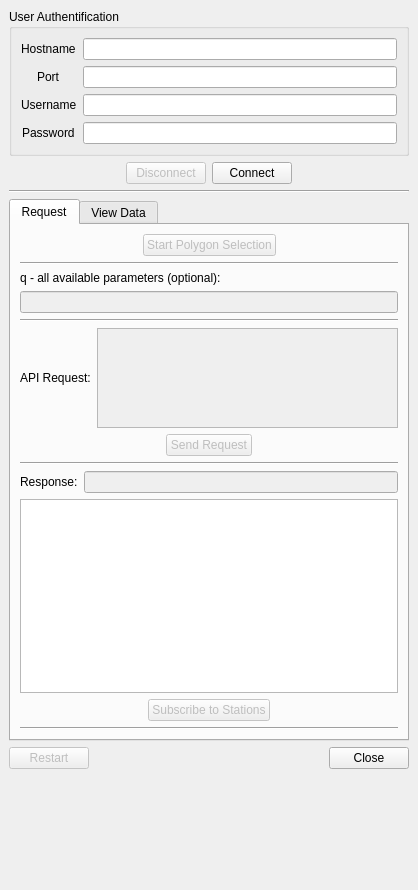
52North/QPegel, file QPegel_dialog_base_dockWidget.ui: the form before one commit.
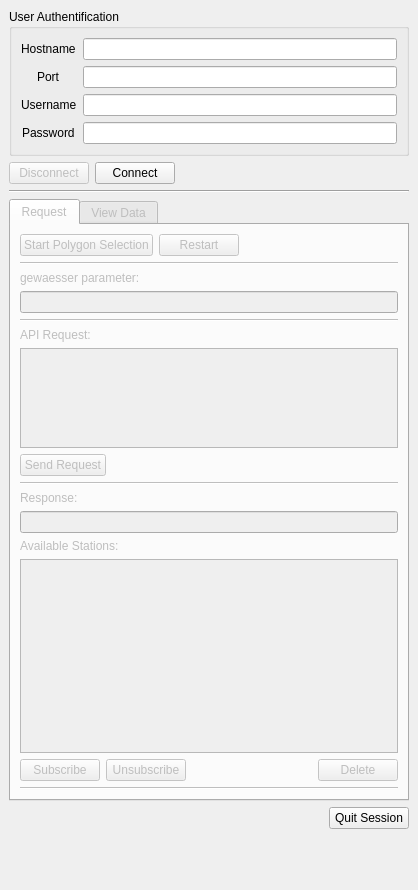
The form after the commit. The open tabs and pages were chosen to show the change. Custom widgets are drawn as their Qt base class.

```diff
--- a/QPegel_dialog_base_dockWidget.ui
+++ b/QPegel_dialog_base_dockWidget.ui
@@ -131,35 +131,6 @@
     </item>
     <item>
      <layout class="QHBoxLayout" name="horizontalLayout_5">
-      <item>
-       <widget class="QWidget" name="widgetPlaceholder" native="true">
-        <property name="minimumSize">
-         <size>
-          <width>20</width>
-          <height>20</height>
-         </size>
-        </property>
-        <property name="maximumSize">
-         <size>
-          <width>20</width>
-          <height>20</height>
-         </size>
-        </property>
-       </widget>
-      </item>
-      <item>
-       <spacer name="horizontalSpacer_8">
-        <property name="orientation">
-         <enum>Qt::Orientation::Horizontal</enum>
-        </property>
-        <property name="sizeHint" stdset="0">
-         <size>
-          <width>40</width>
-          <height>20</height>
-         </size>
-        </property>
-       </spacer>
-      </item>
       <item>
        <widget class="QPushButton" name="pushButtonDisconnect">
         <property name="enabled">
@@ -218,7 +189,7 @@
     <item>
      <widget class="QTabWidget" name="tabWidget">
       <property name="enabled">
-       <bool>true</bool>
+       <bool>false</bool>
       </property>
       <property name="sizePolicy">
        <sizepolicy hsizetype="Minimum" vsizetype="Preferred">
@@ -231,7 +202,7 @@
       </property>
       <widget class="QWidget" name="tab1Request">
        <property name="enabled">
-        <bool>true</bool>
+        <bool>false</bool>
        </property>
        <property name="sizePolicy">
         <sizepolicy hsizetype="Preferred" vsizetype="MinimumExpanding">
@@ -252,19 +223,6 @@
            <layout class="QVBoxLayout" name="layoutFunctionality">
             <item>
              <layout class="QHBoxLayout" name="horizontalLayout">
-              <item>
-               <spacer name="horizontalSpacer_4">
-                <property name="orientation">
-                 <enum>Qt::Orientation::Horizontal</enum>
-                </property>
-                <property name="sizeHint" stdset="0">
-                 <size>
-                  <width>40</width>
-                  <height>20</height>
-                 </size>
-                </property>
-               </spacer>
-              </item>
               <item>
                <widget class="QPushButton" name="pushButtonPolygon">
                 <property name="enabled">
@@ -275,6 +233,16 @@
                 </property>
                </widget>
               </item>
+              <item>
+               <widget class="QPushButton" name="pushButtonRestart">
+                <property name="enabled">
+                 <bool>false</bool>
+                </property>
+                <property name="text">
+                 <string>Restart</string>
+                </property>
+               </widget>
+              </item>
               <item>
                <spacer name="horizontalSpacer_5">
                 <property name="orientation">
@@ -300,7 +268,7 @@
             <item>
              <widget class="QLabel" name="labelqParameter">
               <property name="text">
-               <string>q - all available parameters (optional):</string>
+               <string>gewaesser parameter: </string>
               </property>
              </widget>
             </item>
@@ -323,8 +291,6 @@
              </widget>
             </item>
             <item>
-             <layout class="QHBoxLayout" name="horizontalLayout_3">
-              <item>
                <widget class="QLabel" name="labelRequest">
                 <property name="text">
                  <string>API Request:</string>
@@ -344,23 +310,8 @@
                 </property>
                </widget>
               </item>
-             </layout>
-            </item>
             <item>
              <layout class="QHBoxLayout" name="horizontalLayout_2">
-              <item>
-               <spacer name="horizontalSpacer_2">
-                <property name="orientation">
-                 <enum>Qt::Orientation::Horizontal</enum>
-                </property>
-                <property name="sizeHint" stdset="0">
-                 <size>
-                  <width>40</width>
-                  <height>20</height>
-                 </size>
-                </property>
-               </spacer>
-              </item>
               <item>
                <widget class="QPushButton" name="pushButtonSend">
                 <property name="enabled">
@@ -394,8 +345,6 @@
              </widget>
             </item>
             <item>
-             <layout class="QHBoxLayout" name="horizontalLayout_4">
-              <item>
                <widget class="QLabel" name="labelResponse">
                 <property name="text">
                  <string>Response:</string>
@@ -409,33 +358,35 @@
                 </property>
                </widget>
               </item>
-             </layout>
+            <item>
+             <widget class="QLabel" name="label_3">
+              <property name="text">
+               <string>Available Stations:</string>
+              </property>
+             </widget>
             </item>
             <item>
              <widget class="QListWidget" name="listWidgetLayers"/>
             </item>
             <item>
              <layout class="QHBoxLayout" name="horizontalLayout_6">
-              <item>
-               <spacer name="horizontalSpacer_9">
-                <property name="orientation">
-                 <enum>Qt::Orientation::Horizontal</enum>
-                </property>
-                <property name="sizeHint" stdset="0">
-                 <size>
-                  <width>40</width>
-                  <height>20</height>
-                 </size>
-                </property>
-               </spacer>
-              </item>
               <item>
                <widget class="QPushButton" name="pushButtonSubscribe">
                 <property name="enabled">
                  <bool>false</bool>
                 </property>
                 <property name="text">
-                 <string>Subscribe to Stations</string>
+                 <string>Subscribe</string>
+                </property>
+               </widget>
+              </item>
+              <item>
+               <widget class="QPushButton" name="pushButtonUnsubscribe">
+                <property name="enabled">
+                 <bool>false</bool>
+                </property>
+                <property name="text">
+                 <string>Unsubscribe</string>
                 </property>
                </widget>
               </item>
@@ -452,6 +403,13 @@
                 </property>
                </spacer>
               </item>
+              <item>
+               <widget class="QPushButton" name="pushButtonDelete">
+                <property name="text">
+                 <string>Delete</string>
+                </property>
+               </widget>
+              </item>
              </layout>
             </item>
             <item>
@@ -501,16 +459,6 @@
     </item>
     <item>
      <layout class="QHBoxLayout" name="horizontalLayout_7">
-      <item>
-       <widget class="QPushButton" name="pushButtonRestart">
-        <property name="enabled">
-         <bool>false</bool>
-        </property>
-        <property name="text">
-         <string>Restart</string>
-        </property>
-       </widget>
-      </item>
       <item>
        <spacer name="horizontalSpacer_6">
         <property name="orientation">
@@ -527,7 +475,7 @@
       <item>
        <widget class="QPushButton" name="pushButtonClose">
         <property name="text">
-         <string>Close</string>
+         <string>Quit Session</string>
         </property>
        </widget>
       </item>
```
Left out of the diff: 14 changed lines with no effect on the pictures. Lines whose indentation alone changed are shown as unchanged.
